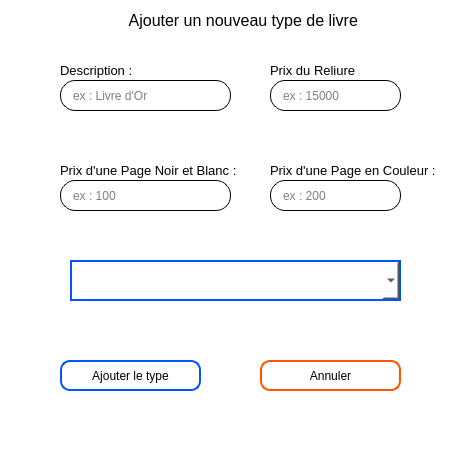
Before: the Qt Designer form views/states/type_livre.ui in ninohantonio/Store-Management, drawn with Qt 5.
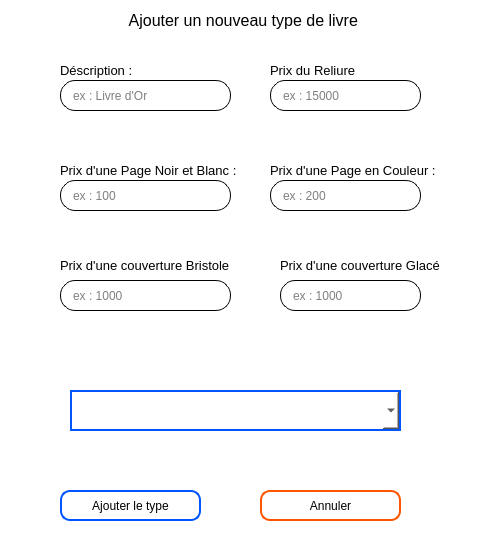
After: the same form once the commit is applied.

```diff
--- a/views/states/type_livre.ui
+++ b/views/states/type_livre.ui
@@ -6,8 +6,8 @@
    <rect>
     <x>0</x>
     <y>0</y>
-    <width>474</width>
-    <height>457</height>
+    <width>481</width>
+    <height>556</height>
    </rect>
   </property>
   <property name="windowTitle">
@@ -65,7 +65,7 @@
     <rect>
      <x>270</x>
      <y>180</y>
-     <width>131</width>
+     <width>151</width>
      <height>31</height>
     </rect>
    </property>
@@ -78,7 +78,7 @@
     <rect>
      <x>270</x>
      <y>80</y>
-     <width>131</width>
+     <width>151</width>
      <height>31</height>
     </rect>
    </property>
@@ -101,7 +101,7 @@
     </font>
    </property>
    <property name="text">
-    <string>Description :</string>
+    <string>Déscription :</string>
    </property>
   </widget>
   <widget class="QLabel" name="label_2">
@@ -184,7 +184,7 @@
    <property name="geometry">
     <rect>
      <x>60</x>
-     <y>360</y>
+     <y>490</y>
      <width>141</width>
      <height>31</height>
     </rect>
@@ -200,7 +200,7 @@
    <property name="geometry">
     <rect>
      <x>260</x>
-     <y>360</y>
+     <y>490</y>
      <width>141</width>
      <height>31</height>
     </rect>
@@ -216,7 +216,7 @@
    <property name="geometry">
     <rect>
      <x>70</x>
-     <y>260</y>
+     <y>390</y>
      <width>331</width>
      <height>41</height>
     </rect>
@@ -227,6 +227,73 @@
 bo</string>
    </property>
   </widget>
+  <widget class="QLineEdit" name="prix_bristole">
+   <property name="geometry">
+    <rect>
+     <x>60</x>
+     <y>280</y>
+     <width>171</width>
+     <height>31</height>
+    </rect>
+   </property>
+   <property name="styleSheet">
+    <string notr="true">border: 1px solid black;
+	border-radius: 15px;
+	padding-left: 10px;</string>
+   </property>
+   <property name="placeholderText">
+    <string>ex : 1000</string>
+   </property>
+  </widget>
+  <widget class="QLineEdit" name="prix_glace">
+   <property name="geometry">
+    <rect>
+     <x>280</x>
+     <y>280</y>
+     <width>141</width>
+     <height>31</height>
+    </rect>
+   </property>
+   <property name="placeholderText">
+    <string>ex : 1000</string>
+   </property>
+  </widget>
+  <widget class="QLabel" name="label_6">
+   <property name="geometry">
+    <rect>
+     <x>60</x>
+     <y>255</y>
+     <width>191</width>
+     <height>21</height>
+    </rect>
+   </property>
+   <property name="font">
+    <font>
+     <pointsize>10</pointsize>
+    </font>
+   </property>
+   <property name="text">
+    <string>Prix d'une couverture Bristole</string>
+   </property>
+  </widget>
+  <widget class="QLabel" name="label_7">
+   <property name="geometry">
+    <rect>
+     <x>280</x>
+     <y>255</y>
+     <width>191</width>
+     <height>21</height>
+    </rect>
+   </property>
+   <property name="font">
+    <font>
+     <pointsize>10</pointsize>
+    </font>
+   </property>
+   <property name="text">
+    <string>Prix d'une couverture Glacé</string>
+   </property>
+  </widget>
  </widget>
  <resources/>
  <connections/>
```
